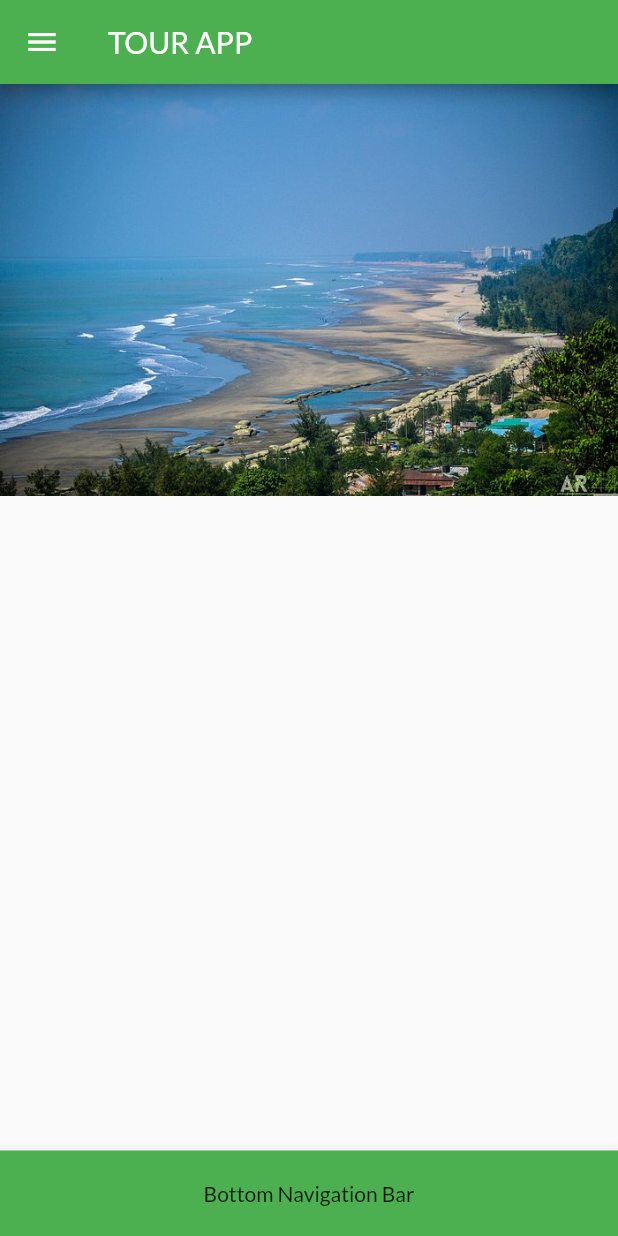
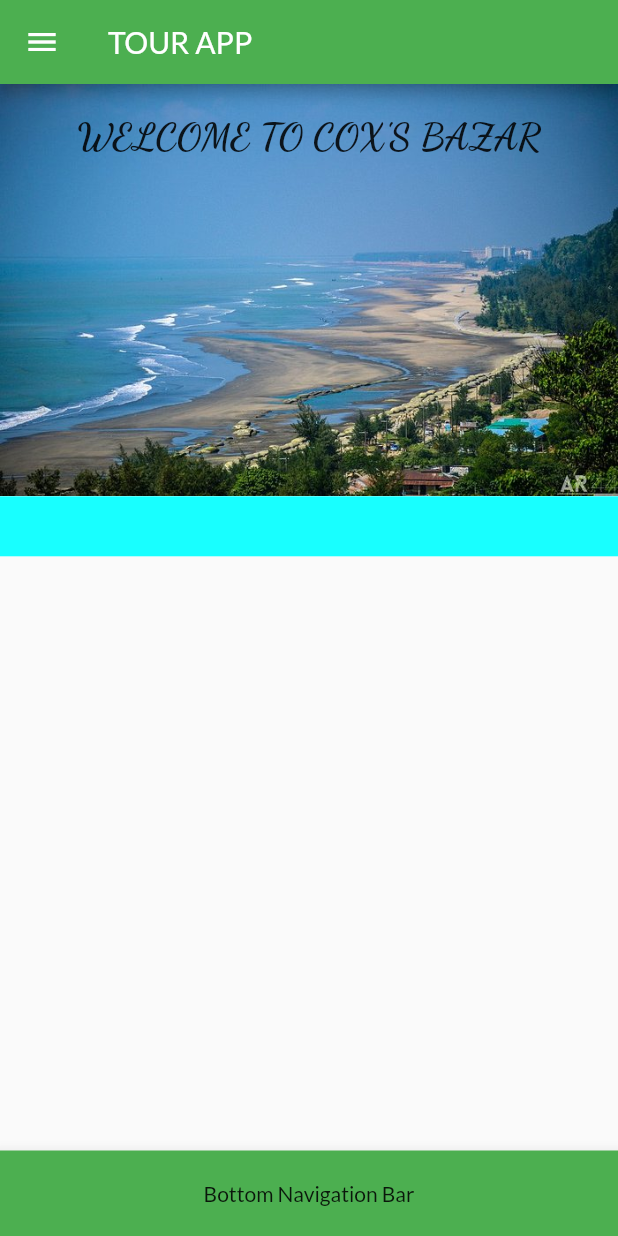
Before and after one commit to Mahdi-Pranto/FlutterLearning_Project, a Flutter app: the screen it shows after launch, on a phone screen of 412 x 824 dp. Run offline on Flutter 3.47's test engine with Material 2 defaults, Android fonts, the phone set to English and light mode, and no system bars; our stand-ins replace google_fonts.

Commit message:
chapter-10

```diff
--- a/lib/pages/card.dart
+++ b/lib/pages/card.dart
@@ -1,4 +1,7 @@
+import 'dart:convert';
+
 import 'package:flutter/material.dart';
+import 'package:google_fonts/google_fonts.dart';
 
 class CardPage extends StatelessWidget {
   const CardPage({super.key});
@@ -9,7 +12,27 @@ class CardPage extends StatelessWidget {
       body: Center(
         child: Column(
           children: [
-            Image.asset("assets/images/coxsbazar.jpg", fit: BoxFit.contain),
+            Stack(children: [
+              Image.asset("assets/images/coxsbazar.jpg", fit: BoxFit.contain),
+              Container(
+                alignment: Alignment.center,
+                height: 70,
+                child: Text(
+                  "WELCOME TO COX'S BAZAR",
+                  style: TextStyle(
+                    fontFamily: GoogleFonts.dancingScript().fontFamily,
+                    fontSize: 25,
+                    fontWeight: FontWeight.bold,
+                  ),
+                ),
+              ),
+            ]),
+            SizedBox(
+              height: 40,
+              child: Container(
+                color: Colors.cyanAccent,
+              ),
+            )
           ],
         ),
       ),
```
